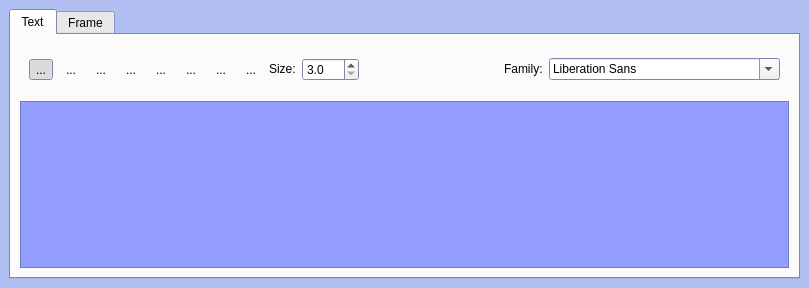
The window that mscore/mscore/textpalette.ui (musescore/musescore-old) describes before a commit, drawn with Qt 5.
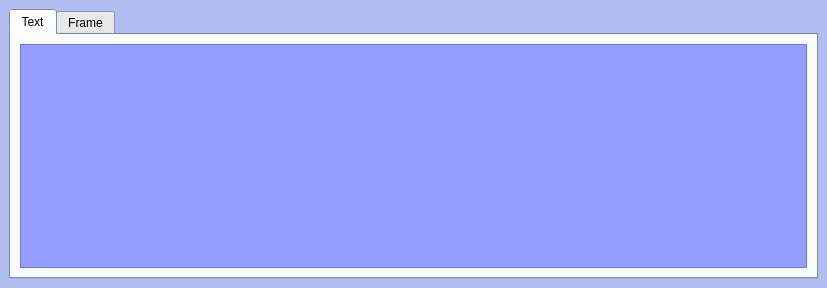
The same window after the commit. Icons and pictures are not drawn. Custom widgets are drawn as their Qt base class.

Patch:
```diff
--- a/mscore/mscore/textpalette.ui
+++ b/mscore/mscore/textpalette.ui
@@ -5,7 +5,7 @@
    <rect>
     <x>0</x>
     <y>0</y>
-    <width>809</width>
+    <width>827</width>
     <height>288</height>
    </rect>
   </property>
@@ -93,321 +93,6 @@
        <string>Text</string>
       </attribute>
       <layout class="QVBoxLayout" >
-       <item>
-        <widget class="QFrame" name="frame" >
-         <property name="sizePolicy" >
-          <sizepolicy vsizetype="Maximum" hsizetype="Preferred" >
-           <horstretch>0</horstretch>
-           <verstretch>0</verstretch>
-          </sizepolicy>
-         </property>
-         <property name="frameShape" >
-          <enum>QFrame::Box</enum>
-         </property>
-         <property name="frameShadow" >
-          <enum>QFrame::Raised</enum>
-         </property>
-         <property name="lineWidth" >
-          <number>0</number>
-         </property>
-         <layout class="QHBoxLayout" >
-          <property name="spacing" >
-           <number>6</number>
-          </property>
-          <property name="margin" >
-           <number>9</number>
-          </property>
-          <item>
-           <widget class="QToolButton" name="leftAlign" >
-            <property name="toolTip" >
-             <string>align left</string>
-            </property>
-            <property name="text" >
-             <string>...</string>
-            </property>
-            <property name="icon" >
-             <iconset resource="mscore.qrc" >
-              <normaloff>:/data/text_left.svg</normaloff>:/data/text_left.svg</iconset>
-            </property>
-            <property name="iconSize" >
-             <size>
-              <width>24</width>
-              <height>24</height>
-             </size>
-            </property>
-            <property name="checkable" >
-             <bool>true</bool>
-            </property>
-            <property name="checked" >
-             <bool>true</bool>
-            </property>
-            <property name="autoExclusive" >
-             <bool>true</bool>
-            </property>
-            <property name="autoRaise" >
-             <bool>true</bool>
-            </property>
-           </widget>
-          </item>
-          <item>
-           <widget class="QToolButton" name="centerAlign" >
-            <property name="toolTip" >
-             <string>align center</string>
-            </property>
-            <property name="text" >
-             <string>...</string>
-            </property>
-            <property name="icon" >
-             <iconset resource="mscore.qrc" >
-              <normaloff>:/data/text_center.svg</normaloff>:/data/text_center.svg</iconset>
-            </property>
-            <property name="iconSize" >
-             <size>
-              <width>24</width>
-              <height>24</height>
-             </size>
-            </property>
-            <property name="checkable" >
-             <bool>true</bool>
-            </property>
-            <property name="autoExclusive" >
-             <bool>true</bool>
-            </property>
-            <property name="autoRaise" >
-             <bool>true</bool>
-            </property>
-           </widget>
-          </item>
-          <item>
-           <widget class="QToolButton" name="rightAlign" >
-            <property name="toolTip" >
-             <string>align right</string>
-            </property>
-            <property name="text" >
-             <string>...</string>
-            </property>
-            <property name="icon" >
-             <iconset resource="mscore.qrc" >
-              <normaloff>:/data/text_right.svg</normaloff>:/data/text_right.svg</iconset>
-            </property>
-            <property name="iconSize" >
-             <size>
-              <width>24</width>
-              <height>24</height>
-             </size>
-            </property>
-            <property name="checkable" >
-             <bool>true</bool>
-            </property>
-            <property name="autoExclusive" >
-             <bool>true</bool>
-            </property>
-            <property name="autoRaise" >
-             <bool>true</bool>
-            </property>
-           </widget>
-          </item>
-          <item>
-           <widget class="QToolButton" name="typefaceBold" >
-            <property name="toolTip" >
-             <string>bold</string>
-            </property>
-            <property name="text" >
-             <string>...</string>
-            </property>
-            <property name="icon" >
-             <iconset resource="mscore.qrc" >
-              <normaloff>:/data/text_bold.svg</normaloff>:/data/text_bold.svg</iconset>
-            </property>
-            <property name="iconSize" >
-             <size>
-              <width>24</width>
-              <height>24</height>
-             </size>
-            </property>
-            <property name="checkable" >
-             <bool>true</bool>
-            </property>
-            <property name="autoRaise" >
-             <bool>true</bool>
-            </property>
-           </widget>
-          </item>
-          <item>
-           <widget class="QToolButton" name="typefaceItalic" >
-            <property name="toolTip" >
-             <string>italic</string>
-            </property>
-            <property name="text" >
-             <string>...</string>
-            </property>
-            <property name="icon" >
-             <iconset resource="mscore.qrc" >
-              <normaloff>:/data/text_italic.svg</normaloff>:/data/text_italic.svg</iconset>
-            </property>
-            <property name="iconSize" >
-             <size>
-              <width>24</width>
-              <height>24</height>
-             </size>
-            </property>
-            <property name="checkable" >
-             <bool>true</bool>
-            </property>
-            <property name="autoRaise" >
-             <bool>true</bool>
-            </property>
-           </widget>
-          </item>
-          <item>
-           <widget class="QToolButton" name="typefaceUnderline" >
-            <property name="toolTip" >
-             <string>underline</string>
-            </property>
-            <property name="text" >
-             <string>...</string>
-            </property>
-            <property name="icon" >
-             <iconset resource="mscore.qrc" >
-              <normaloff>:/data/text_under.svg</normaloff>:/data/text_under.svg</iconset>
-            </property>
-            <property name="iconSize" >
-             <size>
-              <width>24</width>
-              <height>24</height>
-             </size>
-            </property>
-            <property name="checkable" >
-             <bool>true</bool>
-            </property>
-            <property name="autoRaise" >
-             <bool>true</bool>
-            </property>
-           </widget>
-          </item>
-          <item>
-           <widget class="QToolButton" name="typefaceSubscript" >
-            <property name="toolTip" >
-             <string>subscript</string>
-            </property>
-            <property name="text" >
-             <string>...</string>
-            </property>
-            <property name="icon" >
-             <iconset resource="mscore.qrc" >
-              <normaloff>:/data/subscript.svg</normaloff>:/data/subscript.svg</iconset>
-            </property>
-            <property name="iconSize" >
-             <size>
-              <width>24</width>
-              <height>24</height>
-             </size>
-            </property>
-            <property name="checkable" >
-             <bool>true</bool>
-            </property>
-            <property name="autoRaise" >
-             <bool>true</bool>
-            </property>
-           </widget>
-          </item>
-          <item>
-           <widget class="QToolButton" name="typefaceSuperscript" >
-            <property name="toolTip" >
-             <string>superscript</string>
-            </property>
-            <property name="text" >
-             <string>...</string>
-            </property>
-            <property name="icon" >
-             <iconset resource="mscore.qrc" >
-              <normaloff>:/data/superscript.svg</normaloff>:/data/superscript.svg</iconset>
-            </property>
-            <property name="iconSize" >
-             <size>
-              <width>24</width>
-              <height>24</height>
-             </size>
-            </property>
-            <property name="checkable" >
-             <bool>true</bool>
-            </property>
-            <property name="autoRaise" >
-             <bool>true</bool>
-            </property>
-           </widget>
-          </item>
-          <item>
-           <widget class="QLabel" name="label" >
-            <property name="sizePolicy" >
-             <sizepolicy vsizetype="Fixed" hsizetype="Maximum" >
-              <horstretch>0</horstretch>
-              <verstretch>0</verstretch>
-             </sizepolicy>
-            </property>
-            <property name="text" >
-             <string>Size:</string>
-            </property>
-           </widget>
-          </item>
-          <item>
-           <widget class="QDoubleSpinBox" name="typefaceSize" >
-            <property name="sizePolicy" >
-             <sizepolicy vsizetype="Fixed" hsizetype="Preferred" >
-              <horstretch>0</horstretch>
-              <verstretch>0</verstretch>
-             </sizepolicy>
-            </property>
-            <property name="toolTip" >
-             <string>font size</string>
-            </property>
-            <property name="decimals" >
-             <number>1</number>
-            </property>
-            <property name="minimum" >
-             <double>3.000000000000000</double>
-            </property>
-            <property name="maximum" >
-             <double>400.000000000000000</double>
-            </property>
-           </widget>
-          </item>
-          <item>
-           <spacer>
-            <property name="orientation" >
-             <enum>Qt::Horizontal</enum>
-            </property>
-            <property name="sizeHint" stdset="0" >
-             <size>
-              <width>16</width>
-              <height>33</height>
-             </size>
-            </property>
-           </spacer>
-          </item>
-          <item>
-           <widget class="QLabel" name="label_2" >
-            <property name="sizePolicy" >
-             <sizepolicy vsizetype="Fixed" hsizetype="Maximum" >
-              <horstretch>0</horstretch>
-              <verstretch>0</verstretch>
-             </sizepolicy>
-            </property>
-            <property name="text" >
-             <string>Family:</string>
-            </property>
-           </widget>
-          </item>
-          <item>
-           <widget class="QFontComboBox" name="typefaceFamily" >
-            <property name="toolTip" >
-             <string>select font family</string>
-            </property>
-           </widget>
-          </item>
-         </layout>
-        </widget>
-       </item>
        <item>
         <widget class="QFrame" name="symbolBox" >
          <property name="palette" >
@@ -491,110 +176,12 @@
       <attribute name="title" >
        <string>Frame</string>
       </attribute>
-      <layout class="QGridLayout" >
-       <item row="0" column="0" >
-        <widget class="QRadioButton" name="circle" >
-         <property name="text" >
-          <string>Circle</string>
-         </property>
-        </widget>
-       </item>
-       <item row="0" column="1" >
-        <widget class="QRadioButton" name="rectangle" >
-         <property name="text" >
-          <string>Rectangle</string>
-         </property>
-         <property name="checked" >
-          <bool>true</bool>
-         </property>
-        </widget>
-       </item>
-       <item row="1" column="0" >
-        <widget class="QLabel" name="label_4" >
-         <property name="text" >
-          <string>frame width</string>
-         </property>
-         <property name="alignment" >
-          <set>Qt::AlignRight|Qt::AlignTrailing|Qt::AlignVCenter</set>
-         </property>
-        </widget>
-       </item>
-       <item row="1" column="1" >
-        <widget class="QDoubleSpinBox" name="frameWidth" >
-         <property name="suffix" >
-          <string>mm</string>
-         </property>
-        </widget>
-       </item>
-       <item row="1" column="2" >
-        <widget class="QLabel" name="label_7" >
-         <property name="text" >
-          <string>frame color</string>
-         </property>
-         <property name="alignment" >
-          <set>Qt::AlignRight|Qt::AlignTrailing|Qt::AlignVCenter</set>
-         </property>
-        </widget>
-       </item>
-       <item row="2" column="0" >
-        <widget class="QLabel" name="label_5" >
-         <property name="text" >
-          <string>padding width</string>
-         </property>
-         <property name="alignment" >
-          <set>Qt::AlignRight|Qt::AlignTrailing|Qt::AlignVCenter</set>
-         </property>
-        </widget>
-       </item>
-       <item row="2" column="1" >
-        <widget class="QDoubleSpinBox" name="paddingWidth" >
-         <property name="suffix" >
-          <string>mm</string>
-         </property>
-        </widget>
-       </item>
-       <item row="2" column="2" >
-        <widget class="QLabel" name="label_8" >
-         <property name="text" >
-          <string>frame rounding</string>
-         </property>
-         <property name="alignment" >
-          <set>Qt::AlignRight|Qt::AlignTrailing|Qt::AlignVCenter</set>
-         </property>
-        </widget>
-       </item>
-       <item row="2" column="3" >
-        <widget class="QSpinBox" name="borderRounding" />
-       </item>
-       <item row="3" column="1" >
-        <spacer>
-         <property name="orientation" >
-          <enum>Qt::Vertical</enum>
-         </property>
-         <property name="sizeHint" stdset="0" >
-          <size>
-           <width>20</width>
-           <height>311</height>
-          </size>
-         </property>
-        </spacer>
-       </item>
-       <item row="1" column="3" >
-        <widget class="Awl::ColorLabel" name="frameColor" />
-       </item>
-      </layout>
+      <layout class="QGridLayout" />
      </widget>
     </widget>
    </item>
   </layout>
  </widget>
- <customwidgets>
-  <customwidget>
-   <class>Awl::ColorLabel</class>
-   <extends>QFrame</extends>
-   <header>awl/colorlabel.h</header>
-  </customwidget>
- </customwidgets>
  <resources>
   <include location="mscore.qrc" />
  </resources>
```
